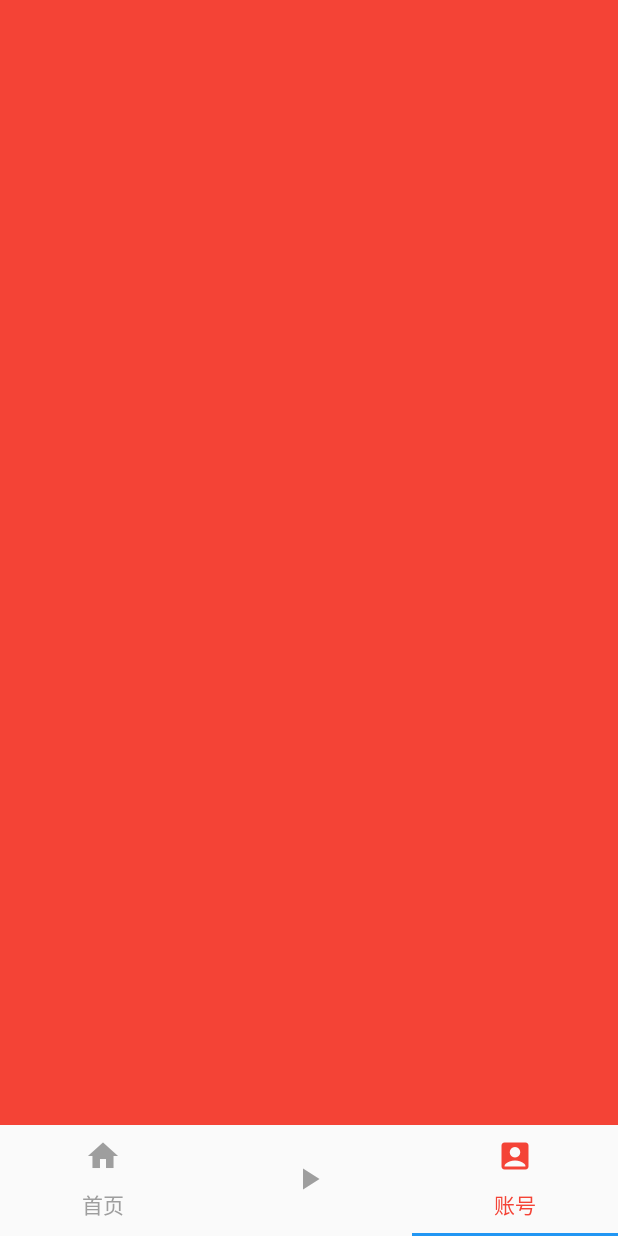
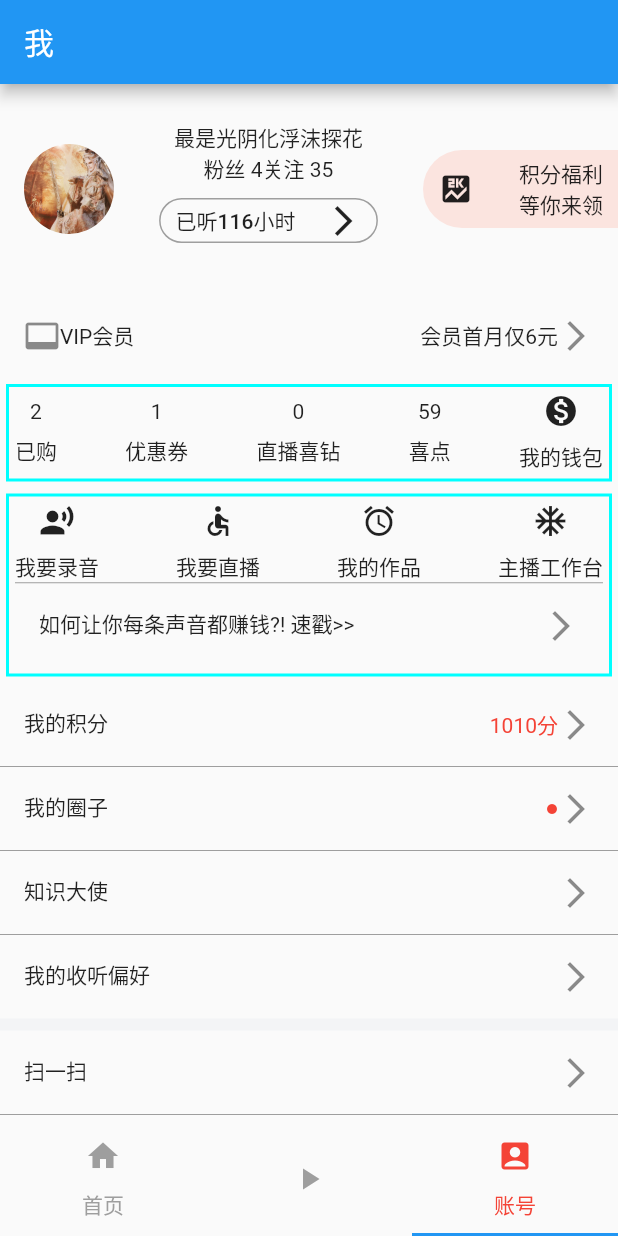
Before and after one commit to a5978445/Flutter_pratice, a Flutter app: the screen it shows after launch, item 3 of the bottom bar chosen, on a phone screen of 412 x 824 dp. Run offline on Flutter 3.47's test engine with Material 2 defaults, Android fonts, the phone set to English and light mode, and no system bars; missing offline and left inert: banner_view.

Commit message:
add personal page

```diff
--- /dev/null
+++ b/lib/core/mine/page/my_page.dart
@@ -0,0 +1,407 @@
+import 'package:flutter/material.dart';
+
+class MyPage extends StatefulWidget {
+  @override
+  _MyPageState createState() {
+    // TODO: implement createState
+    return _MyPageState();
+  }
+}
+
+class _MyPageState extends State<MyPage> {
+  bool isOpenMinorProtectionMode;
+
+  List<List<String>> source = [
+    ["我的积分", "我的圈子", "知识大使", "我的收听偏好"],
+    ["扫一扫", "未成年人保护模式", "夜间模式"],
+    ["金融专区", "运营商服务", "商场", "推荐喜玛拉雅给好友", "帮助与反馈"],
+  ];
+
+  // 正常情况下，Widget应该由数据源，这里直接硬编码
+  List<List<Widget>> cellWidgets;
+  List<Widget> listTiles;
+
+  @override
+  void initState() {
+    // TODO: implement initState
+    super.initState();
+
+    isOpenMinorProtectionMode = true;
+
+    updateCellWidgets();
+
+    listTiles = makeListTiles();
+  }
+
+  void updateCellWidgets() {
+    cellWidgets = [
+      [
+        ListTile(
+          leading: Text("我的积分"),
+          trailing: Row(
+            mainAxisSize: MainAxisSize.min,
+            children: <Widget>[
+              Text(
+                "1010分",
+                style: TextStyle(color: Colors.red),
+              ),
+              Icon(Icons.arrow_forward_ios)
+            ],
+          ),
+        ),
+        ListTile(
+          leading: Text("我的圈子"),
+          trailing: Row(
+            mainAxisSize: MainAxisSize.min,
+            children: <Widget>[
+              Icon(
+                Icons.brightness_1,
+                color: Colors.red,
+                size: 8,
+              ),
+              Icon(Icons.arrow_forward_ios)
+            ],
+          ),
+        ),
+        ListTile(
+          leading: Text("知识大使"),
+          trailing: Icon(Icons.arrow_forward_ios),
+        ),
+        ListTile(
+          leading: Text("我的收听偏好"),
+          trailing: Icon(Icons.arrow_forward_ios),
+        ),
+      ],
+      [
+        ListTile(
+          leading: Text("扫一扫"),
+          trailing: Icon(Icons.arrow_forward_ios),
+        ),
+        ListTile(
+          leading: Text("未成年人保护模式"),
+          trailing: Row(
+            mainAxisSize: MainAxisSize.min,
+            children: <Widget>[
+              Text(
+                "未成年人模式",
+                style: TextStyle(color: Colors.red),
+              ),
+              Icon(Icons.arrow_forward_ios)
+            ],
+          ),
+        ),
+        ListTile(
+          leading: Text("夜间模式"),
+          trailing: Switch(
+              value: isOpenMinorProtectionMode,
+              onChanged: (isTrue) {
+                print("onChanged: $isTrue");
+                print(isOpenMinorProtectionMode);
+                isOpenMinorProtectionMode = isTrue;
+                setState(() {
+                  updateCellWidgets();
+                  listTiles = makeListTiles();
+                });
+              },
+              activeColor: Colors.green),
+        ),
+      ],
+      [
+        ListTile(
+          leading: Text("金融专区"),
+          trailing: Icon(Icons.arrow_forward_ios),
+        ),
+        ListTile(
+          leading: Text("运营商服务"),
+          trailing: Icon(Icons.arrow_forward_ios),
+        ),
+        ListTile(
+          leading: Text("商场"),
+          trailing: Row(
+            mainAxisSize: MainAxisSize.min,
+            children: <Widget>[
+              Text(
+                "小雅Nano首发",
+                style: TextStyle(color: Colors.red),
+              ),
+              Icon(Icons.arrow_forward_ios)
+            ],
+          ),
+        ),
+        ListTile(
+          leading: Text("推荐喜玛拉雅给好友"),
+          trailing: Row(
+            mainAxisSize: MainAxisSize.min,
+            children: <Widget>[
+              Text(
+                "领二十元优惠券",
+                style: TextStyle(color: Colors.red),
+              ),
+              Icon(Icons.arrow_forward_ios)
+            ],
+          ),
+        ),
+        ListTile(
+          leading: Text("帮助与反馈"),
+          trailing: Icon(Icons.arrow_forward_ios),
+        ),
+      ],
+    ];
+  }
+
+  List<Widget> makeListTiles() {
+    List<Widget> columns = List<Widget>();
+
+    columns.add(Container(
+      //  width: 420,
+      height: 140,
+      //    color: Colors.red,
+      child: Row(
+        mainAxisAlignment: MainAxisAlignment.spaceBetween,
+        crossAxisAlignment: CrossAxisAlignment.center,
+        children: <Widget>[
+
+          Padding(
+            padding: EdgeInsets.only(left: 16),
+            child:  ClipRRect(
+              borderRadius: BorderRadius.circular(30.0),
+              child: new Image.asset(
+                "lib/resource/倦收天.jpeg",
+                scale: 3.0,
+                width: 60,
+                height: 60,
+                fit: BoxFit.cover,
+              ),
+            ),
+          )
+          ,
+
+          new Column(
+            mainAxisAlignment: MainAxisAlignment.center,
+            children: <Widget>[
+              Row(
+                children: <Widget>[
+                  Text("最是光阴化浮沫"),
+                  Text("探花"),
+                ],
+              ),
+              Row(
+                children: <Widget>[
+                  Text("粉丝 4"),
+                  Text("关注 35"),
+                ],
+              ),
+              FlatButton(
+                onPressed: () {},
+                child: Container(
+                  child: Row(
+                    mainAxisSize: MainAxisSize.min,
+                    children: <Widget>[
+                      Text("已听116小时"),
+                      SizedBox(
+                        width: 20,
+                      ),
+                      Icon(Icons.arrow_forward_ios),
+                    ],
+                  ),
+                  decoration: ShapeDecoration(
+                      shape: RoundedRectangleBorder(
+                          side: BorderSide(
+                              color: Colors.grey,
+                              width: 1.0,
+                              style: BorderStyle.solid),
+                          borderRadius: BorderRadius.all(Radius.circular(15)))),
+                  padding: EdgeInsets.symmetric(vertical: 2, horizontal: 10),
+                ),
+              )
+            ],
+          ),
+          Container(
+            padding: EdgeInsets.symmetric(horizontal: 10, vertical: 0),
+            height: 52,
+
+            child: Row(
+              mainAxisSize: MainAxisSize.min,
+              children: <Widget>[
+                Icon(Icons.score),
+                SizedBox(
+                  width: 30,
+                ),
+                Column(
+                  mainAxisSize: MainAxisSize.min,
+                  children: <Widget>[
+                    Text("积分福利"),
+                    Text("等你来领"),
+                  ],
+                )
+              ],
+            ),
+            decoration: BoxDecoration(
+              color: Color.fromARGB(255, 251, 228, 223),
+              borderRadius: BorderRadius.only(
+                  topLeft: Radius.circular(26),
+                  bottomLeft: Radius.circular(26)),
+            ),
+          ),
+        ],
+      ),
+    ));
+
+    columns.add(new ListTile(
+      leading: Row(
+        mainAxisSize: MainAxisSize.min,
+        children: <Widget>[
+          Icon(Icons.video_label),
+          Text("VIP会员"),
+        ],
+      ),
+      trailing: Row(
+        mainAxisSize: MainAxisSize.min,
+        children: <Widget>[
+          Text("会员首月仅6元"),
+          Icon(Icons.arrow_forward_ios),
+        ],
+      ),
+    ));
+
+    columns.add(new Container(
+      padding: EdgeInsets.all(4),
+      margin: EdgeInsets.all(4),
+      child: new Row(
+        mainAxisAlignment: MainAxisAlignment.spaceBetween,
+        children: <Widget>[
+          new Column(
+            children: <Widget>[Text("2"), SizedBox(height: 8), Text("已购")],
+          ),
+          new Column(
+            children: <Widget>[Text("1"), SizedBox(height: 8), Text("优惠券")],
+          ),
+          new Column(
+            children: <Widget>[Text("0"), SizedBox(height: 8), Text("直播喜钻")],
+          ),
+          new Column(
+            children: <Widget>[Text("59"), SizedBox(height: 8), Text("喜点")],
+          ),
+          new Column(
+            children: <Widget>[
+              Icon(Icons.monetization_on),
+              SizedBox(height: 8),
+              Text("我的钱包")
+            ],
+          )
+        ],
+      ),
+      decoration: new ShapeDecoration(
+
+          // 统一四边颜色和宽度
+          shape: Border.all(
+              color: Color(0xFF00FFFF), style: BorderStyle.solid, width: 2)),
+    ));
+
+    columns.add(new Container(
+      padding: EdgeInsets.all(4),
+      margin: EdgeInsets.all(4),
+      child: new Column(
+        children: <Widget>[
+          new Row(
+            mainAxisAlignment: MainAxisAlignment.spaceBetween,
+            children: <Widget>[
+              new Column(
+                children: <Widget>[
+                  Icon(Icons.record_voice_over),
+                  SizedBox(height: 8),
+                  Text("我要录音")
+                ],
+              ),
+              new Column(
+                children: <Widget>[
+                  Icon(Icons.accessible),
+                  SizedBox(height: 8),
+                  Text("我要直播")
+                ],
+              ),
+              new Column(
+                children: <Widget>[
+                  Icon(Icons.access_alarm),
+                  SizedBox(height: 8),
+                  Text("我的作品")
+                ],
+              ),
+              new Column(
+                children: <Widget>[
+                  Icon(Icons.ac_unit),
+                  SizedBox(height: 8),
+                  Text("主播工作台")
+                ],
+              ),
+            ],
+          ),
+          Divider(
+            height: 1,
+            color: Colors.grey,
+          ),
+          ListTile(
+            leading: Text("如何让你每条声音都赚钱?! 速戳>>"),
+            trailing: Icon(Icons.arrow_forward_ios),
+          ),
+        ],
+      ),
+      decoration: new ShapeDecoration(
+
+          // 统一四边颜色和宽度
+          shape: Border.all(
+              color: Color(0xFF00FFFF), style: BorderStyle.solid, width: 2)),
+    ));
+
+    cellWidgets.forEach((widgets) {
+      var divideTiles =
+          ListTile.divideTiles(tiles: widgets, color: Colors.grey);
+      divideTiles.forEach((widget) {
+        columns.add(widget);
+      });
+
+      var footer = Container(
+        height: 8,
+        color: Color.fromARGB(255, 243, 244, 246),
+      );
+      columns.add(footer);
+    });
+
+    return columns;
+  }
+
+  @override
+  Widget build(BuildContext context) {
+    // TODO: implement build
+    //  BoxDecoration
+    print(" BuildContext ");
+    /*
+    var widgetsArray =
+//        source.map((widgets) => widgets.map((text) => TableViewCell(
+//              leading: Text(text),
+//              trailing: Icon(Icons.arrow_forward),
+//            )));
+
+        // [[String]] => [[ListTile]]
+        source.map((widgets) => widgets.map((text) => ListTile(
+              leading: Text(text),
+              trailing: Icon(Icons.arrow_forward_ios),
+            )));
+*/
+    // [[ListTile]] => [divideTiles]
+
+    listTiles = makeListTiles();
+
+    return new Scaffold(
+      appBar: AppBar(
+        title: Text("我"),
+      ),
+      body: new ListView.builder(
+        itemBuilder: (context, index) {
+          return listTiles[index];
+        },
+        itemCount: listTiles.length,
+      ),
+    );
+  }
+}
--- a/lib/main.dart
+++ b/lib/main.dart
@@ -3,6 +3,7 @@ import 'package:ximalaya_demo/core/home/pages/home_page.dart';
 import 'package:ximalaya_demo/core/home/pages/personal_category_page.dart';
 import 'const_sets.dart';
 import 'package:ximalaya_demo/core/home/pages/appraise_page.dart';
+import 'core/mine/page/my_page.dart';
 
 void main() => runApp(MyApp());
 
@@ -72,15 +73,7 @@ class _RootPagePageState extends State<RootPage>
   }
 }
 
-class MyPage extends StatelessWidget {
-  @override
-  Widget build(BuildContext context) {
-    // TODO: implement build
-    return new Container(
-      color: Colors.red,
-    );
-  }
-}
+
 
 class PlayPage extends StatelessWidget {
   @override
```
Also changed, not shown: lib/core/home/pages/recommend_page.dart (line endings or trailing spaces).
